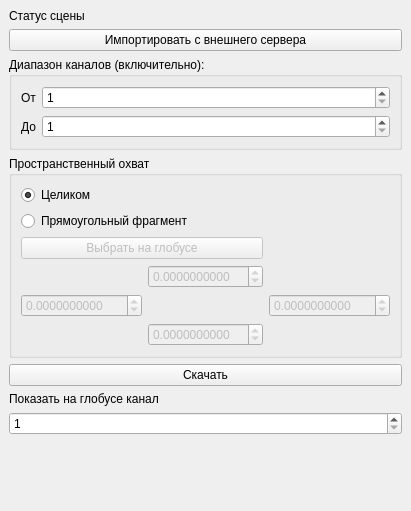
AlexBobkov/hyexplorer, file src/geoPortal/ui/SceneOperationsWidget.ui: the form before one commit.
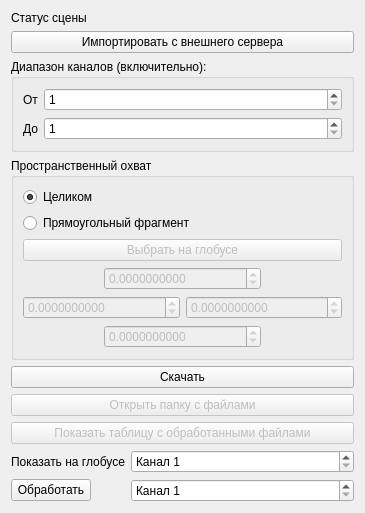
The form after the commit.

Commit message: Matlab process start

```diff
--- a/src/geoPortal/ui/SceneOperationsWidget.ui
+++ b/src/geoPortal/ui/SceneOperationsWidget.ui
@@ -6,7 +6,7 @@
    <rect>
     <x>0</x>
     <y>0</y>
-    <width>347</width>
+    <width>365</width>
     <height>511</height>
    </rect>
   </property>
@@ -14,9 +14,6 @@
    <string>Form</string>
   </property>
   <layout class="QVBoxLayout" name="verticalLayout">
-   <property name="margin">
-    <number>9</number>
-   </property>
    <item>
     <widget class="QLabel" name="statusLabel">
      <property name="text">
@@ -86,7 +83,7 @@
       <string>Пространственный охват</string>
      </property>
      <layout class="QGridLayout" name="gridLayout">
-      <item row="0" column="0" colspan="2">
+      <item row="0" column="0" colspan="4">
        <widget class="QRadioButton" name="fullSizeRadioButton">
         <property name="text">
          <string>Целиком</string>
@@ -96,14 +93,14 @@
         </property>
        </widget>
       </item>
-      <item row="1" column="0" colspan="3">
+      <item row="1" column="0" colspan="4">
        <widget class="QRadioButton" name="fragmentRadioButton">
         <property name="text">
          <string>Прямоугольный фрагмент</string>
         </property>
        </widget>
       </item>
-      <item row="2" column="0" colspan="2">
+      <item row="2" column="0" colspan="4">
        <widget class="QPushButton" name="selectFragmentButton">
         <property name="enabled">
          <bool>false</bool>
@@ -116,7 +113,7 @@
         </property>
        </widget>
       </item>
-      <item row="3" column="1">
+      <item row="3" column="1" colspan="2">
        <widget class="QDoubleSpinBox" name="topSpinBox">
         <property name="enabled">
          <bool>false</bool>
@@ -135,7 +132,7 @@
         </property>
        </widget>
       </item>
-      <item row="4" column="0">
+      <item row="4" column="0" colspan="2">
        <widget class="QDoubleSpinBox" name="leftSpinBox">
         <property name="enabled">
          <bool>false</bool>
@@ -154,7 +151,7 @@
         </property>
        </widget>
       </item>
-      <item row="4" column="2">
+      <item row="4" column="2" colspan="2">
        <widget class="QDoubleSpinBox" name="rightSpinBox">
         <property name="enabled">
          <bool>false</bool>
@@ -173,7 +170,7 @@
         </property>
        </widget>
       </item>
-      <item row="5" column="1">
+      <item row="5" column="1" colspan="2">
        <widget class="QDoubleSpinBox" name="bottomSpinBox">
         <property name="enabled">
          <bool>false</bool>
@@ -203,22 +200,69 @@
     </widget>
    </item>
    <item>
-    <widget class="QLabel" name="label_3">
+    <widget class="QPushButton" name="openFolderButton">
+     <property name="enabled">
+      <bool>false</bool>
+     </property>
      <property name="text">
-      <string>Показать на глобусе канал</string>
+      <string>Открыть папку с файлами</string>
      </property>
     </widget>
    </item>
    <item>
-    <widget class="QSpinBox" name="globeBandSpinBox">
-     <property name="minimum">
-      <number>1</number>
+    <widget class="QPushButton" name="processedTableButton">
+     <property name="enabled">
+      <bool>false</bool>
      </property>
-     <property name="maximum">
-      <number>242</number>
+     <property name="text">
+      <string>Показать таблицу с обработанными файлами</string>
      </property>
     </widget>
    </item>
+   <item>
+    <layout class="QFormLayout" name="formLayout_2">
+     <item row="0" column="0">
+      <widget class="QLabel" name="label_3">
+       <property name="text">
+        <string>Показать на глобусе</string>
+       </property>
+      </widget>
+     </item>
+     <item row="0" column="1">
+      <widget class="QSpinBox" name="globeBandSpinBox">
+       <property name="prefix">
+        <string>Канал </string>
+       </property>
+       <property name="minimum">
+        <number>1</number>
+       </property>
+       <property name="maximum">
+        <number>242</number>
+       </property>
+      </widget>
+     </item>
+     <item row="1" column="0">
+      <widget class="QPushButton" name="matlabButton">
+       <property name="text">
+        <string>Обработать</string>
+       </property>
+      </widget>
+     </item>
+     <item row="1" column="1">
+      <widget class="QSpinBox" name="matlabBandSpinBox">
+       <property name="prefix">
+        <string>Канал </string>
+       </property>
+       <property name="minimum">
+        <number>1</number>
+       </property>
+       <property name="maximum">
+        <number>242</number>
+       </property>
+      </widget>
+     </item>
+    </layout>
+   </item>
    <item>
     <spacer name="verticalSpacer">
      <property name="orientation">
```
The commit also changes 2 other files.
